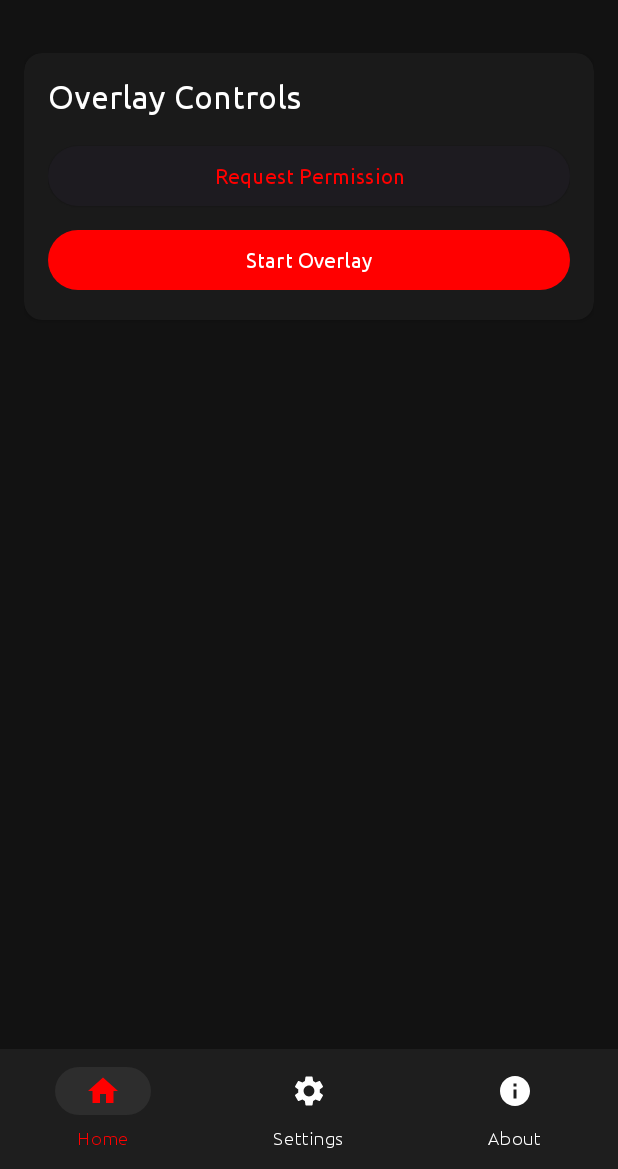
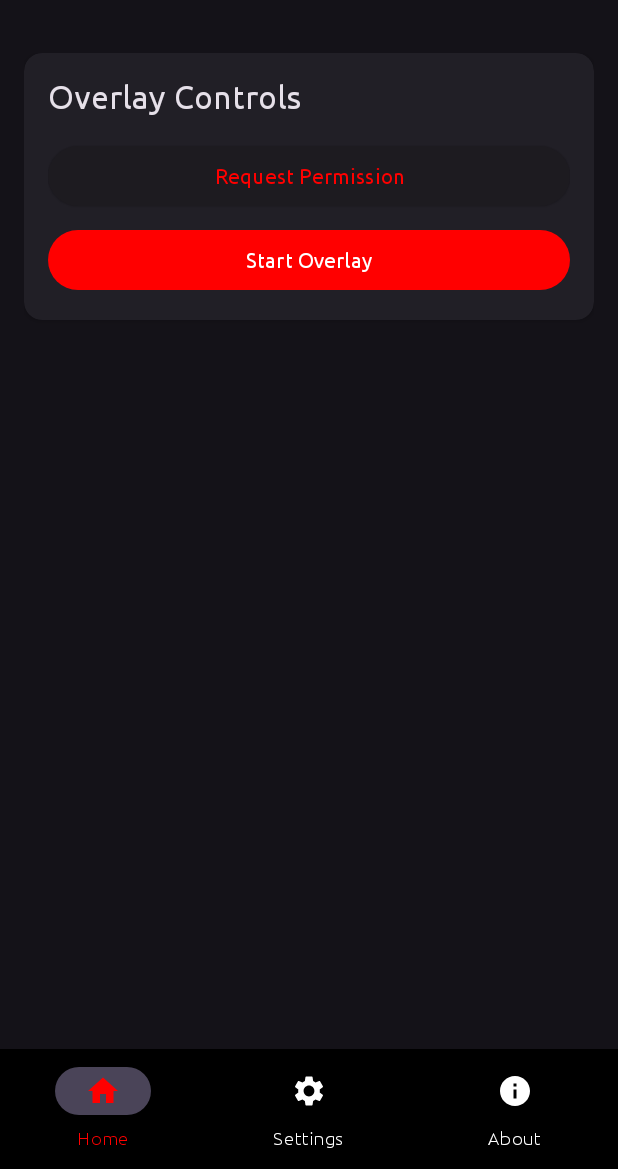
Before and after one commit to anonfaded/FadVeil, an Android app built with Jetpack Compose: the screen it shows after launch (MainActivity), on a phone screen of 412 x 824 dp, the part 67-1236 px from its top. Run offline under Robolectric (Android 15) with nearby library versions, the phone set to English and light mode, and no system bars; our stand-ins replace navigation-ui.

Commit message:
fix: issues in black shape

```diff
--- a/app/src/main/res/layout/activity_main.xml
+++ b/app/src/main/res/layout/activity_main.xml
@@ -25,7 +25,6 @@
         android:background="?attr/colorSurfaceVariant"
         app:itemIconTint="@color/bottom_nav_colors"
         app:itemTextColor="@color/bottom_nav_colors"
-        style="@style/Widget.Material3.BottomNavigationView"
         app:layout_constraintBottom_toBottomOf="parent"
         app:layout_constraintLeft_toLeftOf="parent"
         app:layout_constraintRight_toRightOf="parent"
--- a/app/src/main/res/values/colors.xml
+++ b/app/src/main/res/values/colors.xml
@@ -1,26 +1,16 @@
 <?xml version="1.0" encoding="utf-8"?>
 <resources>
-    <!-- Base colors -->
+    <color name="purple_200">#FFBB86FC</color>
+    <color name="purple_500">#FF6200EE</color>
+    <color name="purple_700">#FF3700B3</color>
+    <color name="teal_200">#FF03DAC5</color>
+    <color name="teal_700">#FF018786</color>
+    <color name="black">#FF000000</color>
+    <color name="white">#FFFFFFFF</color>
     <color name="primary_red">#FF0000</color>
     <color name="darker_red">#CC0000</color>
-    <color name="black">#FF000000</color>
-    <color name="white">#FFFFFFFF</color>
-
-    <!-- Dark theme colors -->
-    <color name="dark_gray">#FF121212</color>
-    <color name="darker_gray">#FF1E1E1E</color>
-    <color name="surface_dark">#FF2D2D2D</color>
-    <color name="background_dark">#FF121212</color>
-
-    <!-- AMOLED colors -->
-    <color name="background_amoled">#FF000000</color>
-    <color name="surface_amoled">#FF050505</color>
-
-    <!-- Navigation colors -->
-    <color name="nav_background_dark">#FF1E1E1E</color>
-    <color name="nav_background_amoled">#FF000000</color>
-
-    <!-- Card colors -->
-    <color name="card_background_dark">#FF1A1A1A</color>  <!-- Darker than surface_dark -->
-    <color name="card_background_amoled">#FF0A0A0A</color>  <!-- Almost black but not pure black -->
+    <color name="nav_background_amoled">#000000</color>
+    <color name="background_amoled">#000000</color>
+    <color name="surface_amoled">#000000</color>
+    <color name="surface_dark">#121212</color>
 </resources>
--- a/app/src/main/res/values/dimens.xml
+++ b/app/src/main/res/values/dimens.xml
@@ -2,4 +2,8 @@
 <resources>
     <dimen name="card_corner_radius">8dp</dimen>
     <dimen name="card_elevation">4dp</dimen>
+    <dimen name="overlay_corner_radius">16dp</dimen>
+    <dimen name="overlay_initial_width">200dp</dimen>
+    <dimen name="overlay_initial_height">200dp</dimen>
+    <dimen name="overlay_min_size">100dp</dimen>
 </resources>
--- a/app/src/main/res/values/strings.xml
+++ b/app/src/main/res/values/strings.xml
@@ -31,4 +31,5 @@
     <string name="pixelate_mode">Pixelate</string>
     <string name="opacity_slider">Opacity</string>
     <string name="pixelate_slider">Pixel Size</string>
+    <string name="close">Close</string>
 </resources>
--- a/app/src/main/res/values/themes.xml
+++ b/app/src/main/res/values/themes.xml
@@ -1,6 +1,6 @@
 <?xml version="1.0" encoding="utf-8"?>
 <resources>
-    <!-- Base theme -->
+    <!-- Base application theme -->
     <style name="Theme.Fadveil" parent="Theme.Material3.DayNight.NoActionBar">
         <!-- Primary brand color -->
         <item name="colorPrimary">@color/primary_red</item>
@@ -12,61 +12,16 @@
         <item name="colorSecondaryVariant">@color/darker_red</item>
         <item name="colorOnSecondary">@color/white</item>
 
-        <!-- Status bar and navigation -->
-        <item name="android:statusBarColor">@color/dark_gray</item>
-        <item name="android:navigationBarColor">@color/nav_background_dark</item>
+        <!-- Status bar color -->
+        <item name="android:statusBarColor">?attr/colorPrimaryVariant</item>
 
-        <!-- Background colors -->
-        <item name="android:windowBackground">@color/background_dark</item>
+        <!-- Surface colors -->
         <item name="colorSurface">@color/surface_dark</item>
+        <item name="colorSurfaceVariant">@color/nav_background_amoled</item>
         <item name="colorOnSurface">@color/white</item>
-        <item name="colorOnBackground">@color/white</item>
-
-        <!-- Text colors -->
-        <item name="android:textColor">@color/white</item>
-        <item name="android:textColorPrimary">@color/white</item>
-        <item name="android:textColorSecondary">@color/white</item>
-
-        <!-- Material 3 specific colors -->
-        <item name="colorPrimaryContainer">@color/darker_red</item>
-        <item name="colorOnPrimaryContainer">@color/white</item>
-        <item name="colorSecondaryContainer">@color/surface_dark</item>
-        <item name="colorOnSecondaryContainer">@color/white</item>
-
-        <!-- Bottom Navigation specific colors -->
-        <item name="colorSurfaceVariant">@color/nav_background_dark</item>
         <item name="colorOnSurfaceVariant">@color/white</item>
 
-        <!-- Add this for cards -->
-        <item name="colorSurfaceContainer">@color/card_background_dark</item>
+        <!-- Navigation bar theme -->
+        <item name="bottomNavigationStyle">@style/Widget.Material3.BottomNavigationView</item>
     </style>
-
-        <!-- AMOLED theme -->
-    <style name="Theme.Fadveil.Amoled" parent="Theme.Material3.DayNight.NoActionBar">
-        <item name="colorPrimary">@color/primary_red</item>
-        <item name="colorPrimaryVariant">@color/darker_red</item>
-        <item name="colorOnPrimary">@color/white</item>
-        <item name="android:statusBarColor">@color/black</item>
-        <item name="android:navigationBarColor">@color/nav_background_amoled</item>
-        <item name="android:windowBackground">@color/background_amoled</item>
-        <item name="colorSurface">@color/surface_amoled</item>
-        <item name="colorOnSurface">@color/white</item>
-        <item name="android:textColor">@color/white</item>
-        <item name="android:textColorPrimary">@color/white</item>
-        <item name="android:textColorSecondary">@color/white</item>
-        <item name="colorOnBackground">@color/white</item>
-        <item name="colorOnSecondary">@color/white</item>
-        <item name="colorSecondary">@color/primary_red</item>
-        <item name="colorSecondaryVariant">@color/darker_red</item>
-        <item name="colorPrimaryContainer">@color/darker_red</item>
-        <item name="colorOnPrimaryContainer">@color/white</item>
-        <item name="colorSecondaryContainer">@color/black</item>
-        <item name="colorOnSecondaryContainer">@color/white</item>
-        <item name="colorSurfaceVariant">@color/surface_amoled</item>
-        <item name="colorOnSurfaceVariant">@color/white</item>
-
-        <!-- Add this for cards -->
-        <item name="colorSurfaceContainer">@color/surface_amoled</item>
-    </style>
-
 </resources>
```
Also changed, not shown: app/src/main/java/com/fadedhood/fadveil/overlay/OverlayManager.kt (+221 -160 lines), app/src/main/java/com/fadedhood/fadveil/service/OverlayService.kt (+7 -46 lines), app/src/main/res/drawable/ic_close.xml (added, +10 -0 lines), app/src/main/res/layout/overlay_control_panel.xml (+22 -14 lines).
